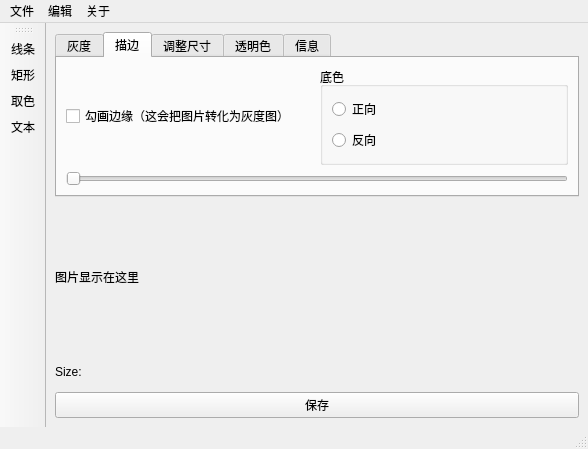
Above: ImgMargin.ui from NumbNutN/aUnfinishedImageEditTool before the change. Below: the same form after it.
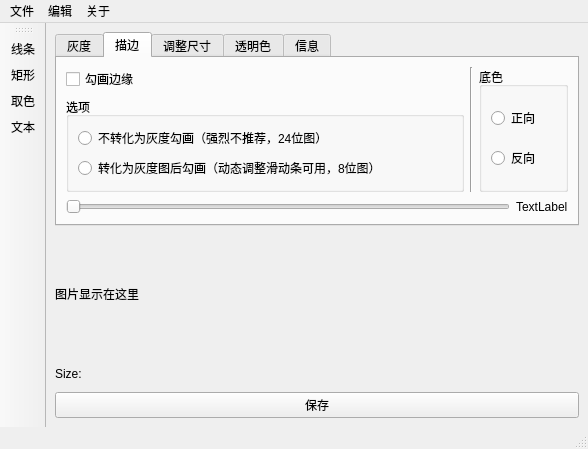
That is the form after the change.

Commit message:
(Image Edit Tool)Update for Edge Detection Slider
- Now you can use the slider to adjust the strength of visible edge

What changed in the file:
```diff
--- a/ImgMargin.ui
+++ b/ImgMargin.ui
@@ -57,13 +57,47 @@
          <attribute name="title">
           <string>描边</string>
          </attribute>
-         <layout class="QVBoxLayout" name="verticalLayout_11">
+         <layout class="QVBoxLayout" name="verticalLayout_17">
           <item>
-           <layout class="QHBoxLayout" name="horizontalLayout_8">
+           <layout class="QHBoxLayout" name="horizontalLayout_8" stretch="9,1,2">
+            <item>
+             <layout class="QVBoxLayout" name="verticalLayout_16">
             <item>
              <widget class="QCheckBox" name="cBoxCvtMargin">
               <property name="text">
-               <string>勾画边缘（这会把图片转化为灰度图）</string>
+                 <string>勾画边缘</string>
+                </property>
+               </widget>
+              </item>
+              <item>
+               <widget class="QGroupBox" name="groupBox_2">
+                <property name="title">
+                 <string>选项</string>
+                </property>
+                <layout class="QVBoxLayout" name="verticalLayout_11">
+                 <item>
+                  <widget class="QRadioButton" name="radioButton_3">
+                   <property name="text">
+                    <string>不转化为灰度勾画（强烈不推荐，24位图）</string>
+                   </property>
+                  </widget>
+                 </item>
+                 <item>
+                  <widget class="QRadioButton" name="radioButton_4">
+                   <property name="text">
+                    <string>转化为灰度图后勾画（动态调整滑动条可用，8位图）</string>
+                   </property>
+                  </widget>
+                 </item>
+                </layout>
+               </widget>
+              </item>
+             </layout>
+            </item>
+            <item>
+             <widget class="Line" name="line_2">
+              <property name="orientation">
+               <enum>Qt::Vertical</enum>
               </property>
              </widget>
             </item>
@@ -99,12 +133,23 @@
            </layout>
           </item>
           <item>
+           <layout class="QHBoxLayout" name="horizontalLayout_9">
+            <item>
            <widget class="QSlider" name="sliderMarginAdjustStrength">
             <property name="orientation">
              <enum>Qt::Horizontal</enum>
             </property>
            </widget>
           </item>
+            <item>
+             <widget class="QLabel" name="labelEdgeStrength">
+              <property name="text">
+               <string>TextLabel</string>
+              </property>
+             </widget>
+            </item>
+           </layout>
+          </item>
          </layout>
         </widget>
         <widget class="QWidget" name="tabResize">
```
Left out of the diff: 2 changed lines with no effect on the pictures. Lines whose indentation alone changed are shown as unchanged. The commit also changes 7 other files.
